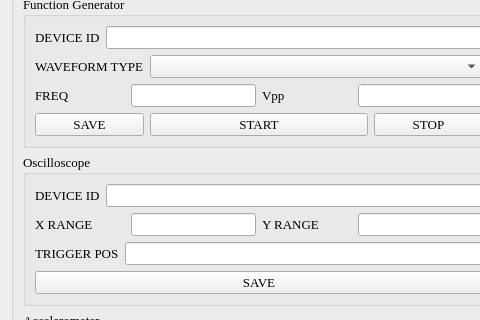
First picture: the form in ui/form.ui, repository hprutvisagar/teng_vibration_setup_software, before the edit; both pictures show x 0 to 480 and y 190 to 510 of the 1259 by 744 pixel window.
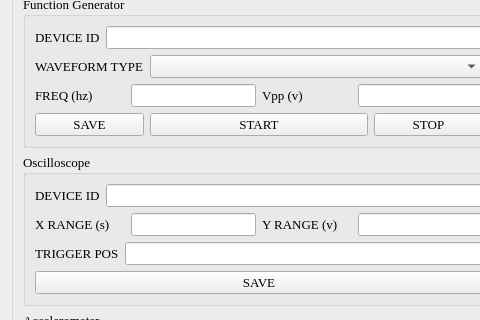
Second picture: the form after the edit.

Patch:
```diff
--- a/ui/form.ui
+++ b/ui/form.ui
@@ -487,7 +487,7 @@
                   </font>
                  </property>
                  <property name="text">
-                  <string>X RANGE</string>
+                  <string>X RANGE (s)</string>
                  </property>
                 </widget>
                </item>
@@ -528,7 +528,7 @@
                   </font>
                  </property>
                  <property name="text">
-                  <string>Y RANGE</string>
+                  <string>Y RANGE (v)</string>
                  </property>
                 </widget>
                </item>
@@ -907,7 +907,7 @@
                 </font>
                </property>
                <property name="text">
-                <string>FREQ</string>
+                <string>FREQ (hz)</string>
                </property>
               </widget>
              </item>
@@ -948,7 +948,7 @@
                 </font>
                </property>
                <property name="text">
-                <string>Vpp</string>
+                <string>Vpp (v)</string>
                </property>
               </widget>
              </item>
```
